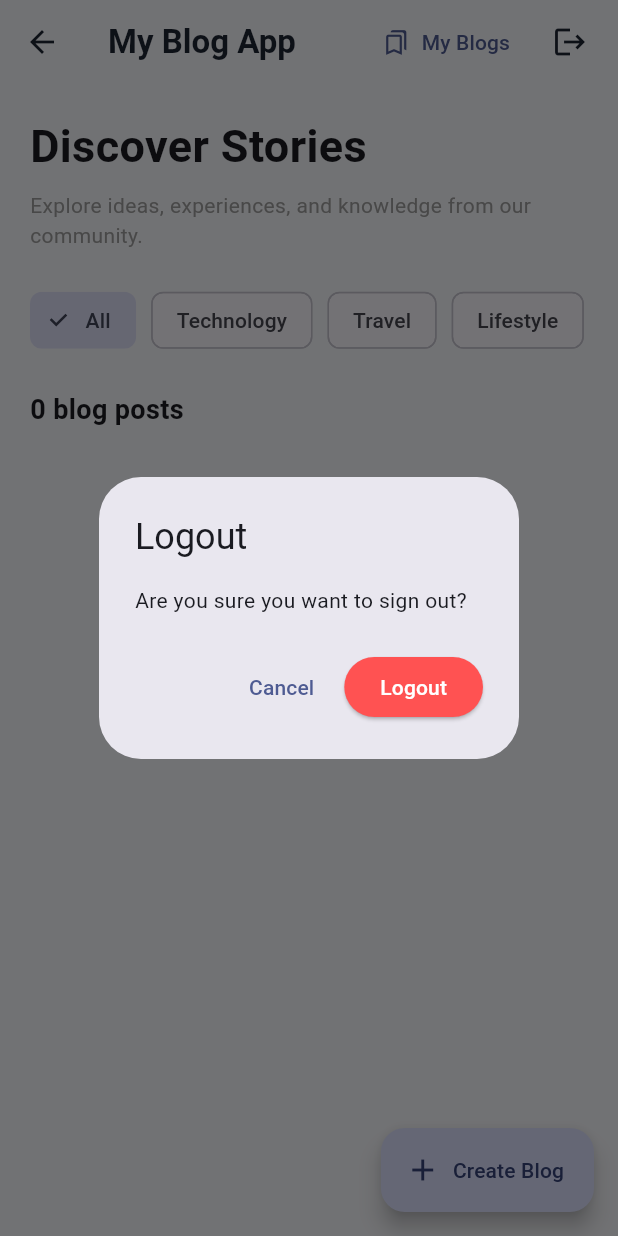
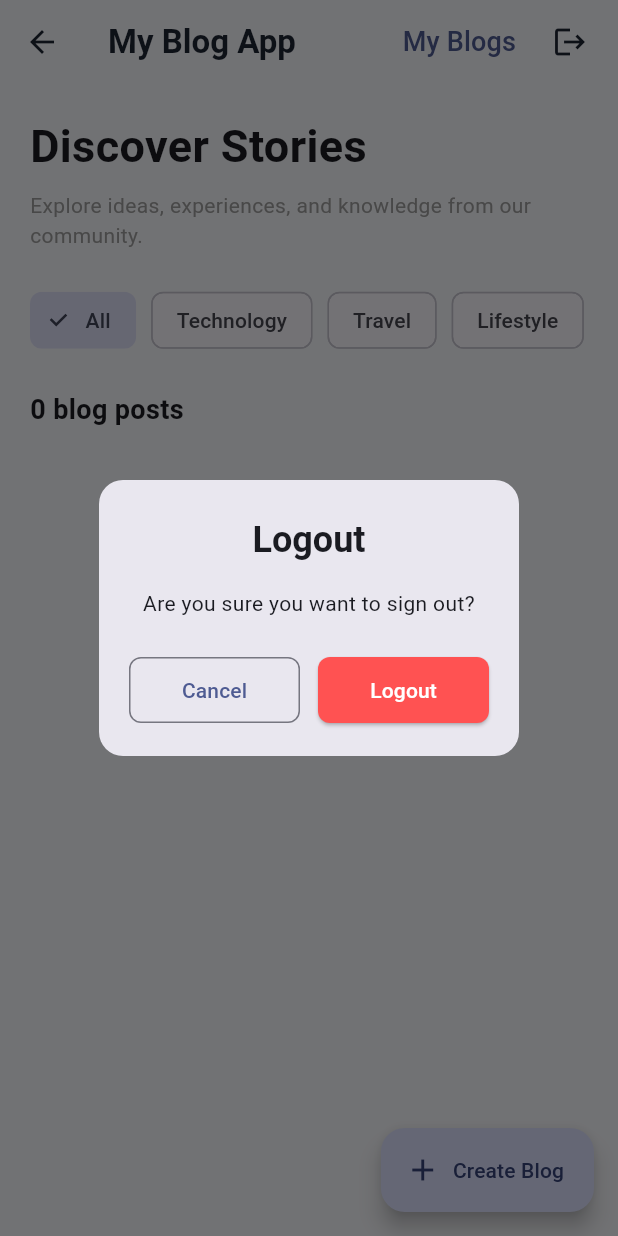
Before and after one commit to Hemantdhote/FlutterIntermediate2, a Flutter app: the HomeScreen screen opened by its route, after a tap on the "logout" icon, on a phone screen of 412 x 824 dp. Run offline on Flutter 3.47's test engine with Material 3 defaults, Android fonts, the phone set to English and light mode, and no system bars; our stand-ins replace cached_network_image, cloud_firestore, firebase_auth, firebase_core, get; accounts and stored records are empty.

Commit message:
blog details and my blogs

```diff
--- a/lib/views/blog_details/blog_details_screen.dart
+++ b/lib/views/blog_details/blog_details_screen.dart
@@ -28,11 +28,12 @@ class BlogDetailsScreen extends StatelessWidget {
       appBar: AppBar(
         title: const Text('Blog Details'),
       ),
-      body: Center(
-        child: ConstrainedBox(
-          constraints: const BoxConstraints(maxWidth: 800),
-          child: SingleChildScrollView(
-            padding: const EdgeInsets.symmetric(horizontal: 20, vertical: 24),
+      body: SingleChildScrollView(
+        padding: const EdgeInsets.symmetric(horizontal: 20, vertical: 20),
+        child: Align(
+          alignment: Alignment.topCenter,
+          child: ConstrainedBox(
+            constraints: const BoxConstraints(maxWidth: 800),
             child: Column(
               crossAxisAlignment: CrossAxisAlignment.start,
               children: [
--- a/lib/views/home/home_screen.dart
+++ b/lib/views/home/home_screen.dart
@@ -20,8 +20,7 @@ class HomeScreen extends GetView<HomeController> {
         actions: [
           TextButton.icon(
             onPressed: () => Get.toNamed(AppRoutes.myBlogs),
-            icon: const Icon(Icons.bookmarks_outlined, size: 18),
-            label: const Text('My Blogs'),
+            label: const Text('My Blogs', style: TextStyle(fontSize: 18)),
           ),
           IconButton(
             tooltip: 'Logout',
@@ -189,14 +188,37 @@ class HomeScreen extends GetView<HomeController> {
   void _confirmLogout(BuildContext context) {
     Get.dialog(
       AlertDialog(
-        title: const Text('Logout'),
-        content: const Text('Are you sure you want to sign out?'),
+        shape: RoundedRectangleBorder(
+          borderRadius: BorderRadius.circular(16),
+        ),
+        title: const Text(
+          'Logout',
+          textAlign: TextAlign.center,
+          style: TextStyle(fontWeight: FontWeight.bold),
+        ),
+        content: const Text(
+          'Are you sure you want to sign out?',
+          textAlign: TextAlign.center,
+        ),
+        actionsPadding: const EdgeInsets.fromLTRB(20, 0, 20, 20),
         actions: [
-          TextButton(
+          Row(
+            children: [
+              Expanded(
+                child: OutlinedButton(
                   onPressed: () => Get.back(),
+                  style: OutlinedButton.styleFrom(
+                    padding: const EdgeInsets.symmetric(vertical: 12),
+                    shape: RoundedRectangleBorder(
+                      borderRadius: BorderRadius.circular(8),
+                    ),
+                  ),
                   child: const Text('Cancel'),
                 ),
-          ElevatedButton(
+              ),
+              const SizedBox(width: 12),
+              Expanded(
+                child: ElevatedButton(
                   onPressed: () {
                     Get.back();
                     Get.find<AuthController>().logout();
@@ -204,8 +226,15 @@ class HomeScreen extends GetView<HomeController> {
                   style: ElevatedButton.styleFrom(
                     backgroundColor: Colors.redAccent,
                     foregroundColor: Colors.white,
+                    padding: const EdgeInsets.symmetric(vertical: 12),
+                    shape: RoundedRectangleBorder(
+                      borderRadius: BorderRadius.circular(8),
+                    ),
                   ),
                   child: const Text('Logout'),
+                ),
+              ),
+            ],
           ),
         ],
       ),
--- a/lib/views/my_blogs/my_blogs_screen.dart
+++ b/lib/views/my_blogs/my_blogs_screen.dart
@@ -105,7 +105,7 @@ class MyBlogsScreen extends GetView<MyBlogsController> {
                       crossAxisCount: crossAxisCount,
                       crossAxisSpacing: 20,
                       mainAxisSpacing: 20,
-                      mainAxisExtent: 420,
+                      mainAxisExtent: 360,
                     ),
                     itemBuilder: (context, index) {
                       return BlogCard(blog: controller.blogs[index]);
--- a/lib/views/splash/splash_screen.dart
+++ b/lib/views/splash/splash_screen.dart
@@ -25,6 +25,7 @@ class _SplashScreenState extends State<SplashScreen> {
     if (!mounted) return;
 
     final user = FirebaseAuth.instance.currentUser;
+    debugPrint("userr: $user");
 
     if (user != null) {
       Get.offAllNamed(AppRoutes.home);
```
Lines whose indentation alone changed are shown as unchanged.
